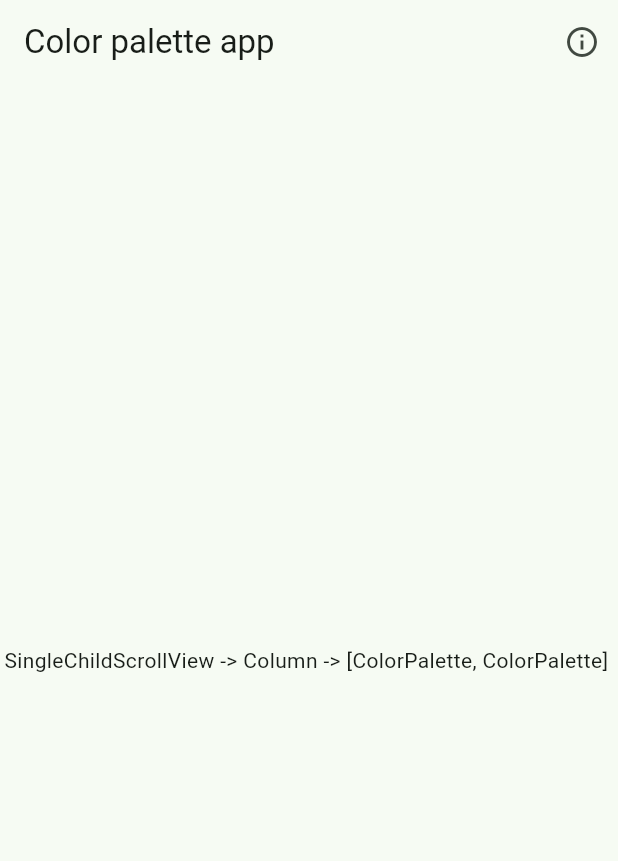
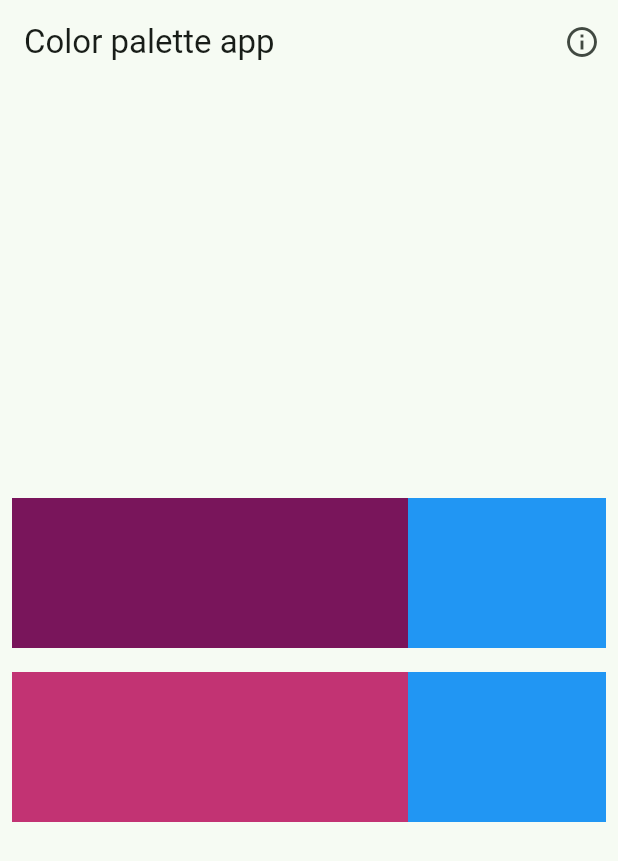
Before and after one commit to miguelvh-coder/c_color_deletethis, a Flutter app: the screen it shows after launch, on a phone screen of 412 x 824 dp. Shown: the top 861 px of the screen. Run offline on Flutter 3.47's test engine with Material 2 defaults, Android fonts, the phone set to English and light mode, and no system bars; our stand-ins replace get, loggy.

Commit message:
working code

```diff
--- a/lib/ui/pages/color_selection_page.dart
+++ b/lib/ui/pages/color_selection_page.dart
@@ -25,10 +25,15 @@ class ColorSelectionPage extends StatelessWidget {
           ],
         ),
         // https://colorhunt.co/
-        body: (const Center(
-          child: Text(
-              "SingleChildScrollView -> Column -> [ColorPalette, ColorPalette] "),
-        )));
+        body: (Center(
+            child: SingleChildScrollView(
+          child: Column(
+            children: [
+              ColorPalette(baseColor: '79155B', callback: showColor),
+              ColorPalette(baseColor: 'C23373', callback: showColor)
+            ],
+          ),
+        ))));
   }
 
   // está es la función que será llamada con cada click a un ColorPalette
--- a/lib/ui/widgets/color_palette.dart
+++ b/lib/ui/widgets/color_palette.dart
@@ -5,15 +5,16 @@ class ColorPalette extends StatelessWidget {
   const ColorPalette({
     Key? key,
     // así se reciben en el constructor, por ejemplo
-    //required this.baseColor,
+    required this.baseColor,
+    required this.callback,
   }) : super(key: key);
 
   // atributos de la clase, por ejemplo
-  //final String baseColor;
+  final String baseColor;
 
   // también se puede tener como un atributo un callback, necesiario ya que es un
   // widget sin estado, por ejemplo
-  //final Function(String) callback;
+  final Function(String) callback;
 
   // el callback se puede llamar así en el GestureDetector
   //  onTap: () => callback(baseColor.toString())
@@ -22,10 +23,33 @@ class ColorPalette extends StatelessWidget {
   Widget build(BuildContext context) {
     // padding para crear espacio alrededor del widget
     return Padding(
-      padding: const EdgeInsets.all(8.0),
-      // vamos a mostrar los elementos en un row
-      child: Text(
-          'Row -> [Expanded(flex: 4,GestureDetector(Container(height: 100, color: ColorUtils.FromHex(baseColor))) )]'),
-    );
+        padding: const EdgeInsets.all(8.0),
+        // vamos a mostrar los elementos en un row
+        child: Row(
+          children: [
+            Expanded(
+              flex: 2,
+              child: GestureDetector(
+                onTap: () => callback(baseColor.toString()),
+                child: Container(
+                    height: 100, color: ColorUtils.FromHex(baseColor)),
+              ),
+            ),
+            Expanded(
+              flex: 1,
+              child: GestureDetector(
+                //onTap: () => callback(baseColor.toString()),
+                child: Container(
+                  height: 100,
+                  color: Colors.blue,
+                ),
+              ),
+            )
+          ],
+        )
+
+        //Text(
+        //    'Row -> [Expanded(flex: 4,GestureDetector(Container(height: 100, color: ColorUtils.FromHex(baseColor))) )]'),
+        );
   }
 }
```
